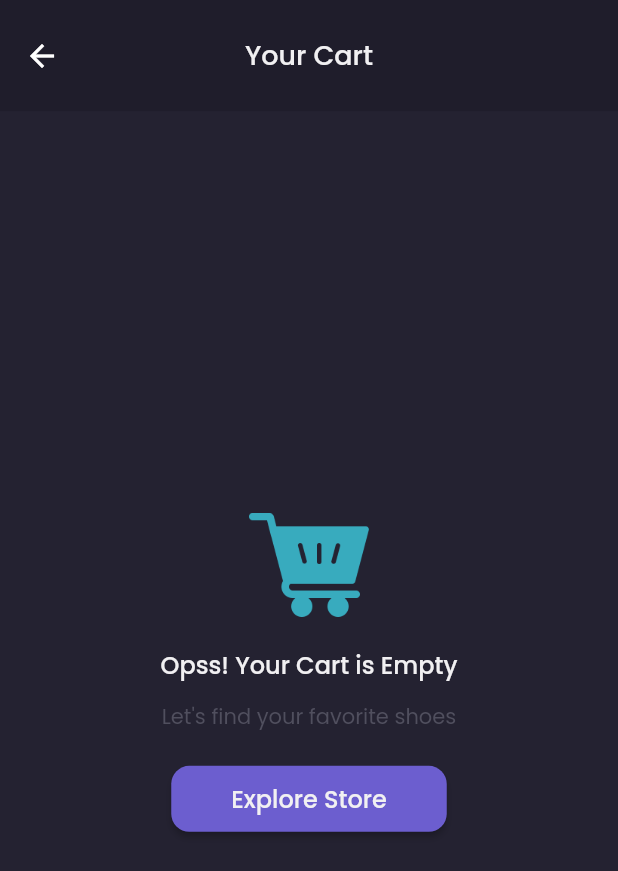
After one commit to kevinrisqi/flutter_shoes_store, a Flutter app: the CartPage screen opened by its route, on a phone screen of 412 x 824 dp. The commit adds this screen. Shown: the top 871 px of the screen. Run offline on Flutter 3.47's test engine with Material 2 defaults, Android fonts, the light colour scheme and no system bars; our stand-ins replace google_fonts.

Commit message:
Create empty cart page

```diff
--- a/lib/main.dart
+++ b/lib/main.dart
@@ -1,6 +1,7 @@
 // ignore_for_file: prefer_const_constructors
 
 import 'package:flutter/material.dart';
+import 'package:flutter_shoes_store/pages/cart_page.dart';
 import 'package:flutter_shoes_store/pages/detail_chat_page.dart';
 import 'package:flutter_shoes_store/pages/edit_profile_page.dart';
 import 'package:flutter_shoes_store/pages/home/main_page.dart';
@@ -32,6 +33,7 @@ class _MyAppState extends State<MyApp> {
         '/main': (context) => MainPage(),
         '/detail-chat': (context) => DetailChatPage(),
         '/edit-profile': (context) => EditProfilePage(),
+        '/cart': (context) => CartPage(),
       },
     );
   }
--- /dev/null
+++ b/lib/pages/cart_page.dart
@@ -0,0 +1,86 @@
+// ignore_for_file: prefer_const_constructors
+
+import 'package:flutter/material.dart';
+import 'package:flutter_shoes_store/theme.dart';
+
+class CartPage extends StatelessWidget {
+  const CartPage({Key? key}) : super(key: key);
+
+  @override
+  Widget build(BuildContext context) {
+    Widget emptyCart() {
+      return Center(
+        child: Column(
+          mainAxisAlignment: MainAxisAlignment.center,
+          children: [
+            Image.asset(
+              'assets/image_cart.png',
+              width: 80,
+              height: 70,
+            ),
+            SizedBox(
+              height: 20,
+            ),
+            Text(
+              'Opss! Your Cart is Empty',
+              style: primaryTextStyle.copyWith(
+                fontSize: 16,
+                fontWeight: medium,
+              ),
+            ),
+            SizedBox(
+              height: 12,
+            ),
+            Text(
+              'Let\'s find your favorite shoes',
+              style: subtitleTextStyle,
+            ),
+            SizedBox(
+              height: 20,
+            ),
+            ElevatedButton(
+              onPressed: () {},
+              style: ElevatedButton.styleFrom(
+                shape: RoundedRectangleBorder(
+                  borderRadius: BorderRadius.circular(12),
+                ),
+                primary: primaryColor,
+              ),
+              child: Container(
+                margin: EdgeInsets.symmetric(
+                  horizontal: 24,
+                  vertical: 10,
+                ),
+                child: Text(
+                  'Explore Store',
+                  style: primaryTextStyle.copyWith(
+                    fontSize: 16,
+                    fontWeight: medium,
+                  ),
+                ),
+              ),
+            ),
+          ],
+        ),
+      );
+    }
+
+    return Scaffold(
+      backgroundColor: bgColor3,
+      appBar: AppBar(
+        toolbarHeight: MediaQuery.of(context).size.height * 0.09,
+        backgroundColor: bgColor1,
+        centerTitle: true,
+        elevation: 0,
+        title: Text(
+          'Your Cart',
+          style: primaryTextStyle.copyWith(
+            fontSize: 18,
+            fontWeight: medium,
+          ),
+        ),
+      ),
+      body: emptyCart(),
+    );
+  }
+}
--- a/lib/pages/home/main_page.dart
+++ b/lib/pages/home/main_page.dart
@@ -21,7 +21,9 @@ class _MainPageState extends State<MainPage> {
   Widget build(BuildContext context) {
     Widget cartButton() {
       return FloatingActionButton(
-        onPressed: () {},
+        onPressed: () {
+          Navigator.pushNamed(context, '/cart');
+        },
         backgroundColor: secondaryColor,
         child: Image.asset(
           'assets/icon_cart.png',
@@ -113,11 +115,10 @@ class _MainPageState extends State<MainPage> {
     }
 
     return Scaffold(
-      floatingActionButton: cartButton(),
-      floatingActionButtonLocation: FloatingActionButtonLocation.centerDocked,
-      bottomNavigationBar: customNavBar(),
-      backgroundColor: bgColor3,
-      body: body()
-    );
+        floatingActionButton: cartButton(),
+        floatingActionButtonLocation: FloatingActionButtonLocation.centerDocked,
+        bottomNavigationBar: customNavBar(),
+        backgroundColor: bgColor3,
+        body: body());
   }
 }
```
Also changed, not shown: 1 other file.
